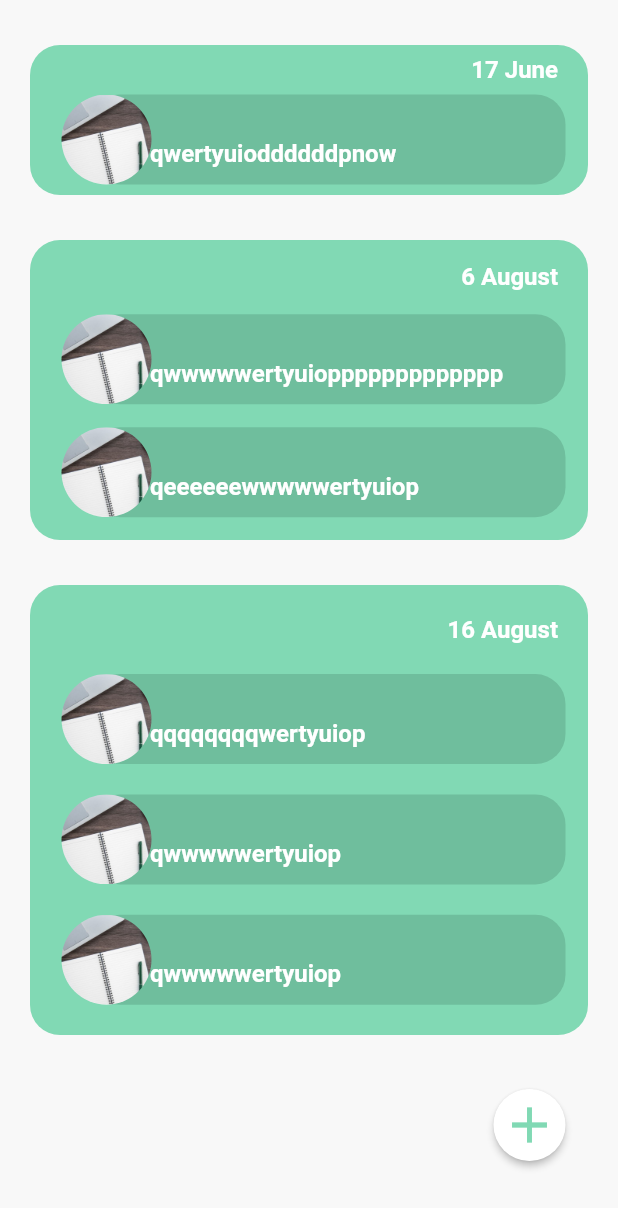
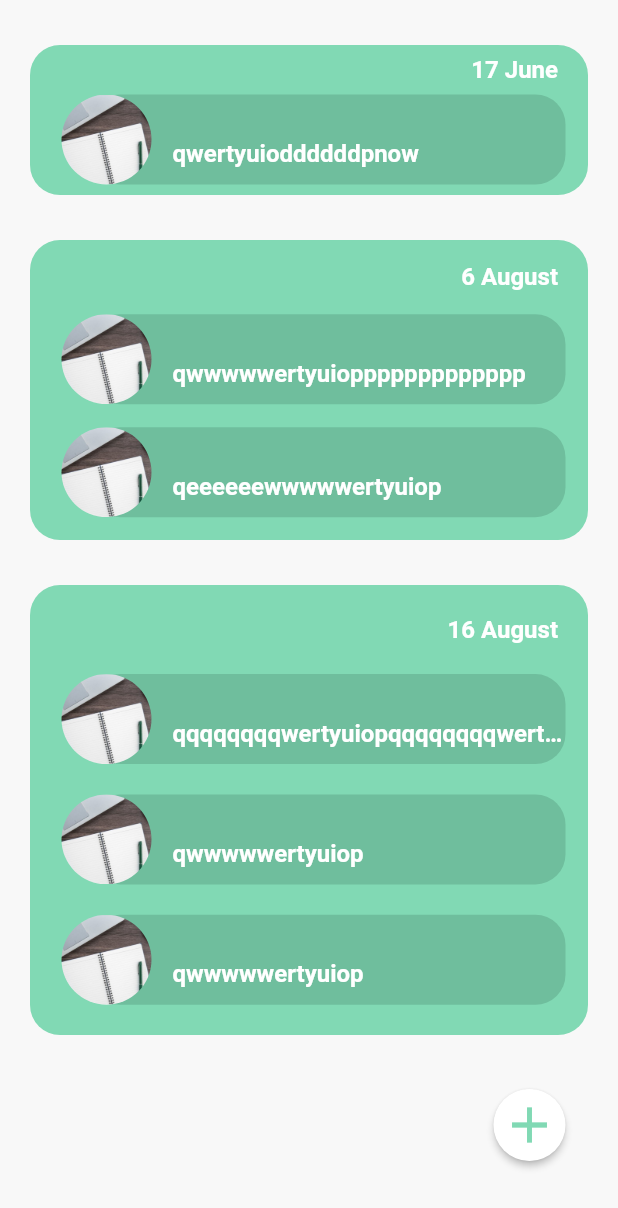
Before and after one commit to Daria-Koshkina/PoPsy, a Flutter app: the DiaryPage screen opened directly, on a phone screen of 412 x 824 dp. Shown: the top 1208 px of the screen. Run offline on Flutter 3.47's test engine with Material 2 defaults, Android fonts, the phone set to English and light mode, and no system bars; our stand-ins replace audioplayers, firebase_auth, firebase_core, google_sign_in, image_picker and 3 more; missing offline and left inert: dart:ffi, flutter_sound, grouped_buttons; accounts and stored records are empty; statements that could not run were skipped.

```diff
--- a/Mobile/po_psy/lib/pages/homeScreen/diary/dayWidget.dart
+++ b/Mobile/po_psy/lib/pages/homeScreen/diary/dayWidget.dart
@@ -32,10 +32,13 @@ class DayWidget extends StatelessWidget {
           Container(
             alignment: Alignment.centerLeft,
               margin: EdgeInsets.only(top: 30, left: 80),
+             padding: EdgeInsets.symmetric(horizontal: 15),
              child: InkWell(
               child: Text(
-                record.type.length < 35 ? record.type : record.type.substring(0, 35) + "...",
-                textAlign: TextAlign.center,
+                record.type,
+                maxLines: 1,
+                overflow: TextOverflow.ellipsis,
+                softWrap: false,
                 style: TextStyles.lightHeader2TextStyle,
               ),
             onTap: (){
--- a/Mobile/po_psy/lib/pages/homeScreen/diary/diary.dart
+++ b/Mobile/po_psy/lib/pages/homeScreen/diary/diary.dart
@@ -23,7 +23,7 @@ List<String> months = ['January', 'February', 'March', 'April', 'May', 'June',
 var now = DateTime.now();
 var sixtyDaysFromNow = now.add(const Duration(days: 60));
 var fiftyDaysFromNow = now.add(const Duration(days: 50));
-List<Record> records = [Record(sixtyDaysFromNow, "qqqqqqqqwertyuiop"), Record(now, "qwertyuioddddddpnow"),
+List<Record> records = [Record(sixtyDaysFromNow, "qqqqqqqqwertyuiopqqqqqqqqwertyuiopqqqqqqqqwertyuiop"), Record(now, "qwertyuioddddddpnow"),
   Record(sixtyDaysFromNow, "qwwwwwertyuiop"), Record(sixtyDaysFromNow, "qwwwwwertyuiop"),
   Record(fiftyDaysFromNow, "qwwwwwertyuioppppppppppppp"), Record(fiftyDaysFromNow, "qeeeeeewwwwwertyuiop")];
 
```
Also changed, not shown: 2 other files.
